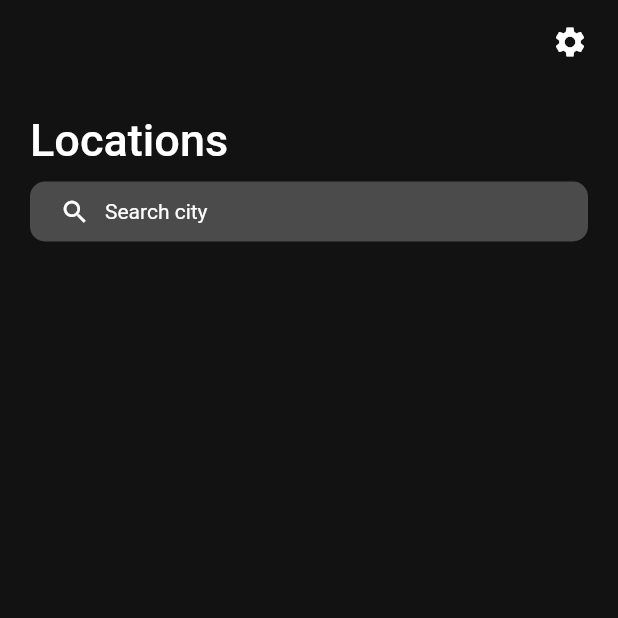
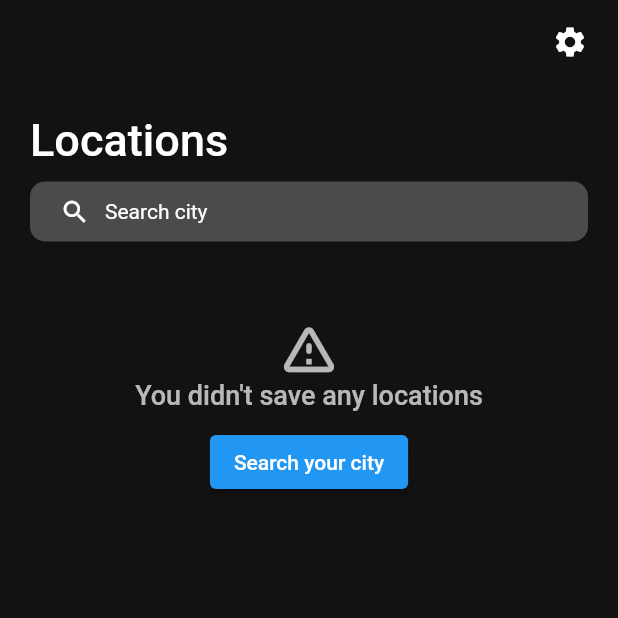
Before and after one commit to ugiete/Weather-App, a Flutter app: the screen it shows after launch, on a phone screen of 412 x 824 dp, the top half of it. Run offline on Flutter 3.47's test engine with Material 2 defaults, Android fonts, the light colour scheme and no system bars; our stand-ins replace flutter_bloc, flutter_map, flutter_secure_storage, flutter_slidable, geolocator, latlong2 and 4 more; accounts and stored records are empty.

Commit message:
Fix minor changes

```diff
--- a/lib/model/day_forecast.dart
+++ b/lib/model/day_forecast.dart
@@ -28,6 +28,6 @@
   }
 
   int max(Units unit) => unit == Units.celsius ? tempMaxC : tempMaxF;
-  int avg(Units unit) => unit == Units.celsius ? tempMinC : tempMinF;
-  int min(Units unit) => unit == Units.celsius ? tempAvgC : tempAvgF;
+  int avg(Units unit) => unit == Units.celsius ? tempAvgC : tempAvgF;
+  int min(Units unit) => unit == Units.celsius ? tempMinC : tempMinF;
 }
--- a/lib/pages/location/hour_forecast.dart
+++ b/lib/pages/location/hour_forecast.dart
@@ -4,9 +4,10 @@
 import 'package:weather_app/pages/location/forecast_card.dart';
 
 class HourForecastPanel extends StatelessWidget {
+  final String? timezone;
   final List<HourForecastModel> forecast;
 
-  const HourForecastPanel({super.key, required this.forecast});
+  const HourForecastPanel({super.key, required this.forecast, required this.timezone});
 
   @override
   Widget build(BuildContext context) {
--- a/lib/pages/location/location_page.dart
+++ b/lib/pages/location/location_page.dart
@@ -119,7 +119,10 @@
             physics: const BouncingScrollPhysics(),
             padding: const EdgeInsets.fromLTRB(20.0, 40.0, 20.0, 80.0),
             children: [
-              HourForecastPanel(forecast: forecast.hourly),
+              HourForecastPanel(
+                timezone: widget.location.timezone,
+                forecast: forecast.hourly
+              ),
               Padding(
                 padding: const EdgeInsets.only(top: 10.0),
                 child: ForecastPanel(
--- a/lib/pages/locations/locations_page.dart
+++ b/lib/pages/locations/locations_page.dart
@@ -7,6 +7,7 @@
 import 'package:weather_app/pages/locations/settings_menu.dart';
 import 'package:weather_app/pages/search/search_page.dart';
 import 'package:weather_app/services/database.dart';
+import 'package:weather_app/services/storage.dart';
 
 class LocationsPage extends StatefulWidget {
   const LocationsPage({super.key});
@@ -33,6 +34,7 @@
   void deleteLocation(LocationModel location, LocationModel? defaultLocation) {
     if (location.id == defaultLocation?.id) {
       context.read<SettingsBloc>().updateLocation(null);
+      StorageManager().deleteDefaultLocation();
     }
 
     DatabaseManager().deleteLocation(location).whenComplete(() {
@@ -108,6 +110,35 @@
                   future: DatabaseManager().listLocations(),
                   builder: (BuildContext context, AsyncSnapshot<List<LocationModel>> snapshot) {
                     if (snapshot.hasData) {
+                      if (snapshot.data!.isEmpty) {
+                        return Padding(
+                          padding: const EdgeInsets.only(top: 40),
+                          child: Column(
+                            children: [
+                              const Icon(
+                                Icons.warning_amber_rounded,
+                                color: Colors.white70,
+                                size: 42,
+                              ),
+                              const Text(
+                                "You didn't save any locations",
+                                style: TextStyle(
+                                  color: Colors.white70,
+                                  fontWeight: FontWeight.w500,
+                                  fontSize: 18
+                                ),
+                              ),
+                              Padding(
+                                padding: const EdgeInsets.only(top: 10.0),
+                                child: ElevatedButton(
+                                  onPressed: searchLocations,
+                                  child: const Text('Search your city')
+                                ),
+                              )
+                            ],
+                          ),
+                        );
+                      }
                       return ListView.builder(
                         shrinkWrap: true,
                         physics: const ScrollPhysics(),
--- a/lib/pages/search/search_page.dart
+++ b/lib/pages/search/search_page.dart
@@ -60,10 +60,6 @@
   Widget build(BuildContext context) {
     return Scaffold(
       backgroundColor: const Color(0xFF121212),
-      floatingActionButton: FloatingActionButton(
-        onPressed: getPosition,
-        child: const Icon(Icons.gps_fixed),
-      ),
       appBar: AppBar(
         backgroundColor: Colors.transparent,
         elevation: 0,
--- a/lib/services/storage.dart
+++ b/lib/services/storage.dart
@@ -38,4 +38,8 @@
   Future<void> updateDefaultLocation(LocationModel location) async {
     await storage.write(key: 'defaultLoc', value: location.id!.toString());
   }
+
+  Future<void> deleteDefaultLocation() async {
+    await storage.delete(key: 'defaultLoc');
+  }
 }
--- a/lib/services/weather_api.dart
+++ b/lib/services/weather_api.dart
@@ -46,7 +46,7 @@
 
   Map<String, dynamic> body = jsonDecode(response.body);
 
-  return ForecastModel.fromJSON(body);
+  return ForecastModel.fromJSON(body, body['location']['tz_id']);
 }
 
 Future<LocationModel> getLocationByLatLon(double lat, double lon) async {
```
Also changed, not shown: lib/model/forecast.dart (+8 -2 lines), lib/pages/locations/location_card.dart (+16 -2 lines).
